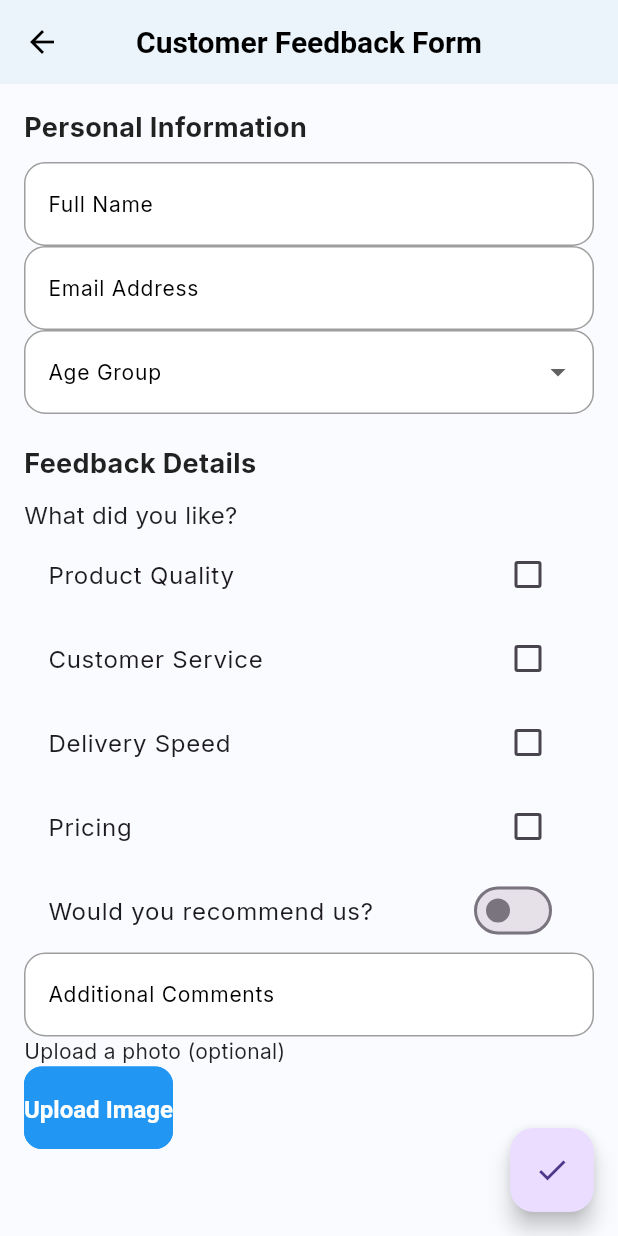
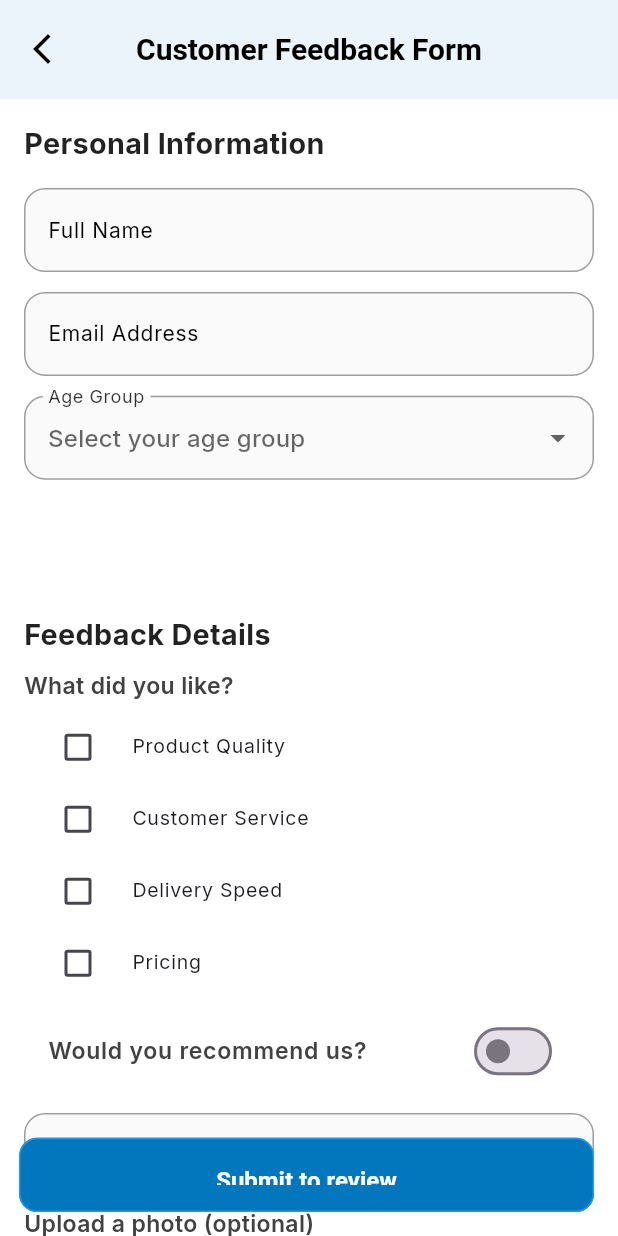
Before and after one commit to waliullah8328/task_project, a Flutter app: the DynamicFormScreen screen opened directly, on a phone screen of 412 x 824 dp. Run offline on Flutter 3.47's test engine with Material 3 defaults, Android fonts, the phone set to English and light mode, and no system bars; our stand-ins replace get, google_fonts, image_picker, logger, open_filex, pdf and 1 more; accounts and stored records are empty.

Commit message:
custom feed back form update

```diff
--- a/lib/feature/customer_feed_back_form/presentation/screen/customer_form_feed_back_form_screen.dart
+++ b/lib/feature/customer_feed_back_form/presentation/screen/customer_form_feed_back_form_screen.dart
@@ -1,9 +1,12 @@
 import 'dart:convert';
+import 'dart:io';
 
 import 'package:flutter/material.dart';
 import 'package:get/get.dart';
 import 'package:image_picker/image_picker.dart';
+import 'package:task_project/core/utils/constants/app_sizes.dart';
 
+import '../../../../core/utils/constants/app_colors.dart';
 import '../../controller/customer_form_controller.dart';
 
 class DynamicFormScreen extends StatelessWidget {
@@ -307,7 +310,16 @@ class DynamicFormScreen extends StatelessWidget {
     final sections = jsonString['sections'] as List;
 
     return Scaffold(
+      backgroundColor: Colors.white,
       appBar: AppBar(
+        backgroundColor: Colors.white,
+        toolbarHeight: getHeight(80),
+        leading: GestureDetector(
+          onTap: (){
+            Get.back();
+          },
+            child: Icon(Icons.arrow_back_ios_new)),
+
           title: Text(formName.toString()),
         centerTitle: true,
       ),
@@ -322,22 +334,37 @@ class DynamicFormScreen extends StatelessWidget {
                 crossAxisAlignment: CrossAxisAlignment.start,
                 children: [
                   Text(section['name'],
-                      style: const TextStyle(
-                          fontSize: 18, fontWeight: FontWeight.bold)),
-                  const SizedBox(height: 10),
+                      style:  TextStyle(
+                          fontSize: getWidth(20), fontWeight: FontWeight.bold)),
+                  SizedBox(height: getHeight(12)),
                   ...fields.map((field) =>
                       _buildField(field as Map<String, dynamic>, controller)),
-                  const SizedBox(height: 20),
+
+                 SizedBox(height: getHeight(100)),
                 ],
               );
             }).toList(),
           ),
         ),
       ),
-      floatingActionButton: FloatingActionButton(
-        onPressed: () => controller.submitForm(sections),
-        child: const Icon(Icons.check),
+      floatingActionButton:
+      Padding(
+        padding: EdgeInsets.only(left: getWidth(30),),
+        child: SizedBox(
+          height: getHeight(60),
+          width: double.infinity,
+          child: ElevatedButton(
+              style: ElevatedButton.styleFrom(
+                  backgroundColor: AppColors.primary,
+                  foregroundColor: Colors.white
               ),
+              onPressed: () => controller.submitForm(sections), child: Center(child: Text("Submit to review"))),
+        ),
+      ),
+      // floatingActionButton: FloatingActionButton(
+      //   onPressed: () => controller.submitForm(sections),
+      //   child: const Icon(Icons.check),
+      // ),
     );
   }
 
@@ -346,13 +373,28 @@ class DynamicFormScreen extends StatelessWidget {
     final key = field['key'];
     final type = props['type'];
 
+    final labelStyle = TextStyle(
+      fontSize: getWidth(16),
+      fontWeight: FontWeight.w600,
+      color: Colors.grey.shade800,
+    );
+
+    final inputDecoration = InputDecoration(
+      labelText: props['label'],
+      hintText: props['hintText'],
+      border: OutlineInputBorder(
+        borderRadius: BorderRadius.circular(12),
+      ),
+      filled: true,
+      fillColor: Colors.grey.shade50,
+    );
+
     switch (type) {
       case 'text':
-        return TextFormField(
-          decoration: InputDecoration(
-            labelText: props['label'],
-            hintText: props['hintText'],
-          ),
+        return Padding(
+          padding: EdgeInsets.symmetric(vertical: getHeight(8)),
+          child: TextFormField(
+            decoration: inputDecoration,
             validator: (value) {
               if ((value ?? '').isEmpty) return "${props['label']} is required";
               if (props['minLength'] != null &&
@@ -366,18 +408,22 @@ class DynamicFormScreen extends StatelessWidget {
               return null;
             },
             onChanged: (v) => controller.updateValue(key, v),
+          ),
         );
 
       case 'dropDownList':
         final items = (jsonDecode(props['listItems']) as List);
-        return DropdownButtonFormField(
-          decoration: InputDecoration(labelText: props['label']),
-          items: items
-              .map((e) =>
-              DropdownMenuItem(value: e['value'], child: Text(e['name'])))
-              .toList(),
+        return Padding(
+          padding: EdgeInsets.symmetric(vertical: getHeight(8)),
+          child: DropdownButtonFormField(
+            decoration: inputDecoration,
+            items: items.map((e) {
+              return DropdownMenuItem(value: e['value'], child: Text(e['name']));
+            }).toList(),
             onChanged: (v) => controller.updateValue(key, v),
-          validator: (value) => value == null ? "Please select ${props['label']}" : null,
+            validator: (value) =>
+            value == null ? "Please select ${props['label']}" : null,
+          ),
         );
 
       case 'checkBoxList':
@@ -387,8 +433,11 @@ class DynamicFormScreen extends StatelessWidget {
         return Obx(() => Column(
           crossAxisAlignment: CrossAxisAlignment.start,
           children: [
-            Text(props['label'], style: const TextStyle(fontSize: 16)),
+            Text(props['label'], style: labelStyle),
+            SizedBox(height: getHeight(8)),
             ...items.map((item) => CheckboxListTile(
+              controlAffinity: ListTileControlAffinity.leading,
+              dense: true,
               value: selected.contains(item['value']),
               title: Text(item['name']),
               onChanged: (val) {
@@ -406,10 +455,13 @@ class DynamicFormScreen extends StatelessWidget {
       case 'yesno':
         return Obx(() {
           var value = controller.formValues[key] ?? false;
-          return SwitchListTile(
-            title: Text(props['label']),
+          return Padding(
+            padding: EdgeInsets.symmetric(vertical: getHeight(8)),
+            child: SwitchListTile(
+              title: Text(props['label'], style: labelStyle),
               value: value,
               onChanged: (val) => controller.updateValue(key, val),
+            ),
           );
         });
 
@@ -417,17 +469,45 @@ class DynamicFormScreen extends StatelessWidget {
         return Column(
           crossAxisAlignment: CrossAxisAlignment.start,
           children: [
-            Text(props['label']),
-            ElevatedButton(
-              onPressed: () async {
+            Text(props['label'], style: labelStyle),
+            SizedBox(height: getHeight(10)),
+            GestureDetector(
+              onTap: () async {
                 final picker = ImagePicker();
-                final image = await picker.pickImage(source: ImageSource.gallery);
+                final image =
+                await picker.pickImage(source: ImageSource.gallery);
                 if (image != null) {
                   controller.updateValue(key, image.path);
                 }
               },
-              child: const Text("Upload Image"),
+              child: Obx(() {
+                final imagePath = controller.formValues[key] ?? '';
+                return Container(
+                  height: getHeight(200),
+                  width: double.infinity,
+                  decoration: BoxDecoration(
+                    border: Border.all(
+                        color: Colors.grey.shade400, width: getWidth(1)),
+                    borderRadius: BorderRadius.circular(16),
+                    color: Colors.grey.shade100,
                   ),
+                  child: imagePath.isNotEmpty
+                      ? ClipRRect(
+                    borderRadius: BorderRadius.circular(16),
+                    child: Image.file(
+                      File(imagePath),
+                      fit: BoxFit.cover,
+                      width: double.infinity,
+                    ),
+                  )
+                      : const Center(
+                    child: Icon(Icons.cloud_upload,
+                        color: Colors.grey, size: 40),
+                  ),
+                );
+              }),
+            ),
+            SizedBox(height: getHeight(16)),
           ],
         );
 
@@ -435,4 +515,5 @@ class DynamicFormScreen extends StatelessWidget {
         return const SizedBox();
     }
   }
+
 }
```
Also changed, not shown: 1 other file. Lines whose indentation alone changed are shown as unchanged.
